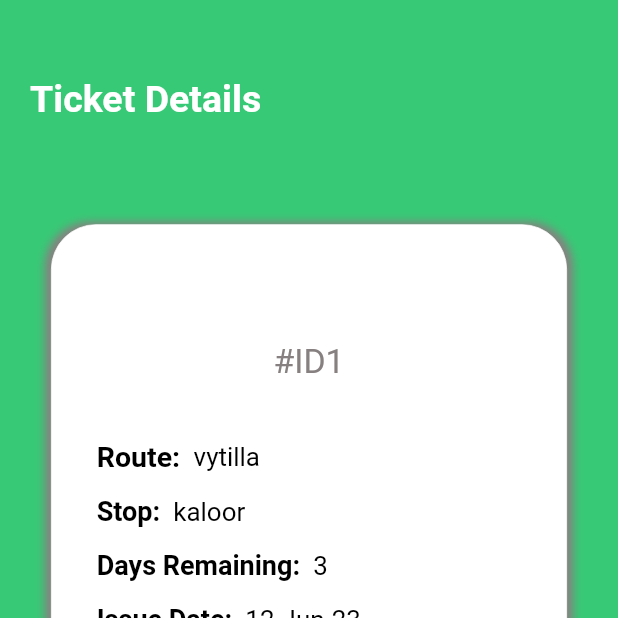
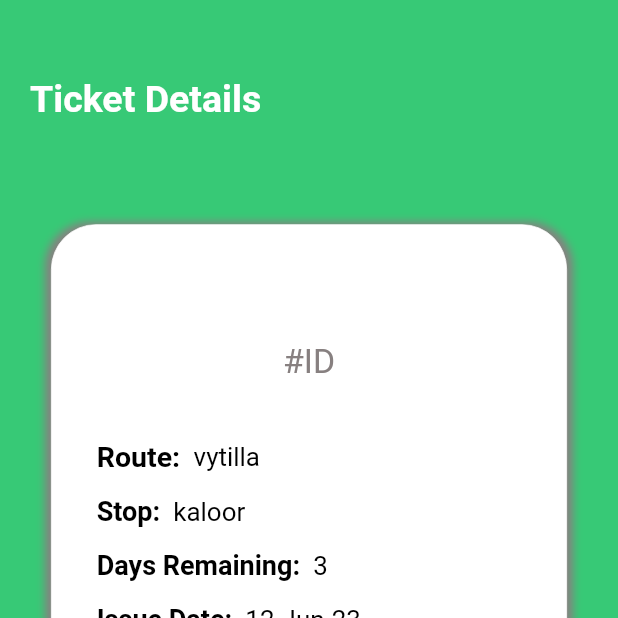
Before and after one commit to Ananthutj/BusMate_Conductor, a Flutter app: the HomePage screen opened directly, after a tap on the "qr code scanner" icon, on a phone screen of 412 x 824 dp, the top half of it. Run offline on Flutter 3.47's test engine with Material 2 defaults, Android fonts, the phone set to English and light mode, and no system bars; our stand-ins replace get, pinput; missing offline and left inert: flutter_barcode_scanner.

```diff
--- a/lib/Controller/scanner_controller.dart
+++ b/lib/Controller/scanner_controller.dart
@@ -12,7 +12,7 @@ class ScannerController extends GetxController {
       scannedQrcode = await FlutterBarcodeScanner.scanBarcode(
           "#37c976", "Cancel", true, ScanMode.QR);
       if (scannedQrcode != -1) {
-        Get.to(() => TicketDetails(), arguments: {"DocumentID": scannedQrcode});
+        Get.to(() => TicketDetails(), arguments: {scannedQrcode});
       }
     } on PlatformException {
       Get.snackbar("Error", "Something Went Wrong");
--- a/lib/Screens/ticket_details.dart
+++ b/lib/Screens/ticket_details.dart
@@ -1,13 +1,14 @@
 import 'package:busmate/Constants/constants.dart';
 import 'package:flutter/material.dart';
+import 'package:get/get.dart';
 
 class TicketDetails extends StatelessWidget {
-  late final int id = 1;
   late final String route = "vytilla";
   late final String stop = "kaloor";
   late final int days_remain = 3;
   var issueDate = "12-Jun-23";
   var expiryDate = "12-Jun-23";
+  final String docId = Get.arguments ?? '';
 
   @override
   Widget build(BuildContext context) {
@@ -66,7 +67,7 @@ class TicketDetails extends StatelessWidget {
                     mainAxisAlignment: MainAxisAlignment.center,
                     children: [
                       Text(
-                        "#ID$id",
+                        "#ID$docId",
                         style: kGreyTextTicketStyle,
                       ),
                       const SizedBox(height: 40),
```
